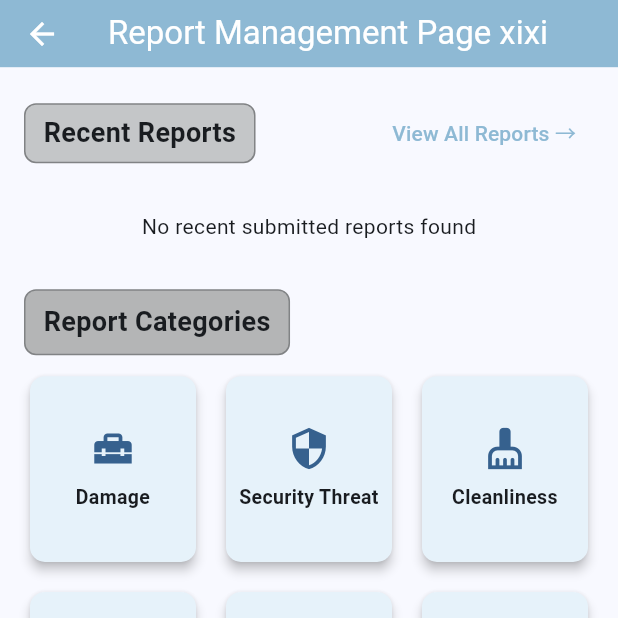
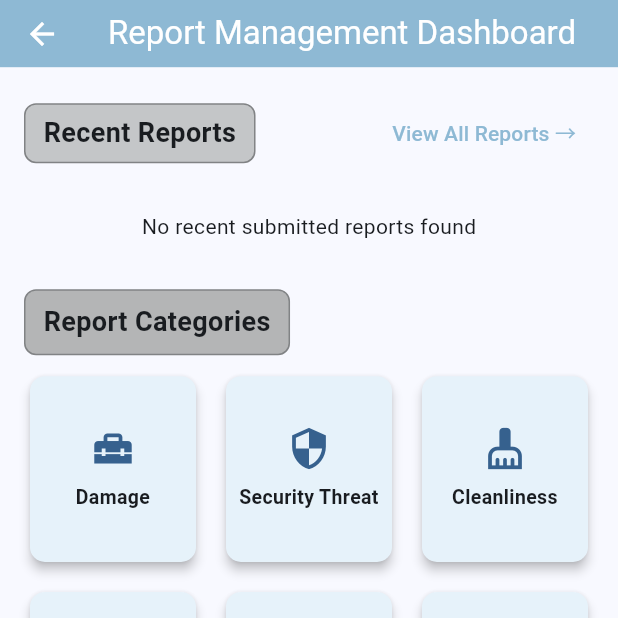
Before and after one commit to jiahui-1101/CodeNection, a Flutter app: the ReportManagementPage screen opened directly, on a phone screen of 412 x 824 dp, the top half of it. Run offline on Flutter 3.47's test engine with Material 3 defaults, Android fonts, the phone set to English and light mode, and no system bars; our stand-ins replace audioplayers, cached_network_image, cloud_firestore, file_picker, firebase_ai, firebase_auth and 13 more; missing offline and left inert: audio_session, flutter_sound; accounts and stored records are empty; network calls fail.

Commit message:
syntax err

```diff
--- a/lib/pages/report_management_page.dart
+++ b/lib/pages/report_management_page.dart
@@ -9,7 +9,7 @@ class ReportManagementPage extends StatelessWidget { //staff view punya report m
   Widget build(BuildContext context) {
     return Scaffold(
       appBar: AppBar(
-        title: const Text("Report Management Page xixi"),
+        title: const Text("Report Management Dashboard"),
         backgroundColor: const Color(0xFF8EB9D4),
         foregroundColor: Colors.white,
         centerTitle: true,
```
